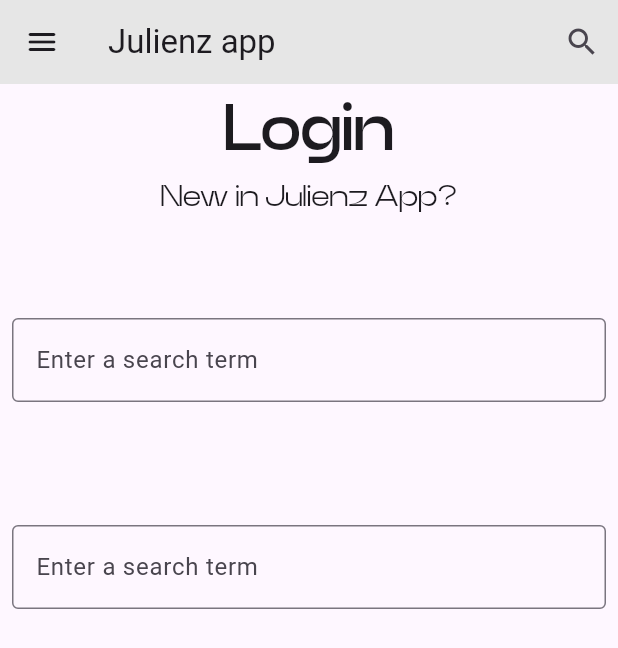
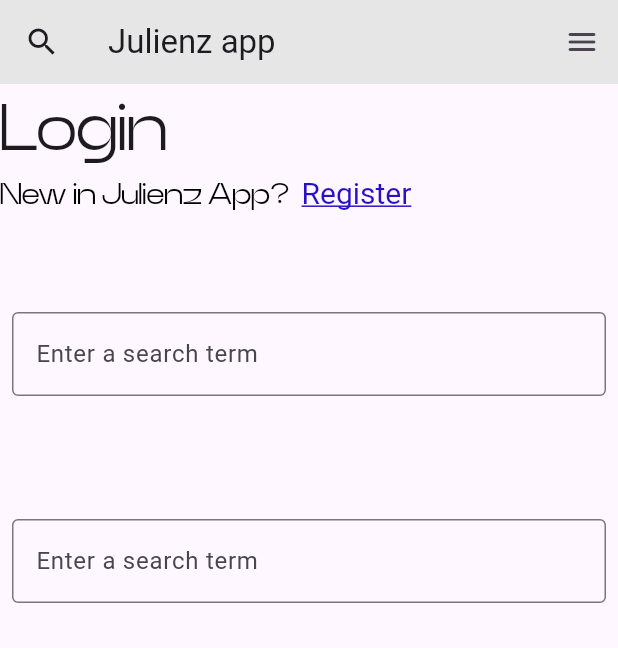
Before and after one commit to ju-lienz/login-app, a Flutter app: the screen it shows after launch, on a phone screen of 412 x 824 dp. Shown: the top 648 px of the screen. Run offline on Flutter 3.47's test engine with Material 2 defaults, Android fonts, the phone set to English and light mode, and no system bars.

Commit message:
correct main texts

```diff
--- a/lib/screens/home.dart
+++ b/lib/screens/home.dart
@@ -1,32 +1,54 @@
+import 'package:flutter/gestures.dart';
 import 'package:flutter/material.dart';
+import 'package:login_app/constants/colors.dart';
 
-class BuildBody extends StatelessWidget {
+class BuildBody extends StatefulWidget {
   const BuildBody({
     super.key,
   });
 
   @override
+  State<BuildBody> createState() => _BuildBodyState();
+}
+
+class _BuildBodyState extends State<BuildBody> {
+  @override
   Widget build(BuildContext context) {
-    return const Center(
+    return Center(
+      child: Align(
         child: Column(
+          crossAxisAlignment: CrossAxisAlignment.start,
           children: [
-          Text(
+            const Text(
               'Login',
-            style: TextStyle(
-                fontSize: 43,
-                fontWeight: FontWeight.bold,
-                fontFamily: 'Neue Power'),
+              style: TextStyle(fontSize: 43, fontFamily: 'Neue Power'),
             ),
-          Text(
-            'New in Julienz App?',
-            style: TextStyle(
+            RichText(
+              text: TextSpan(
+                style: const TextStyle(
                   fontFamily: 'Neue Power',
                   fontSize: 20,
                   fontWeight: FontWeight.w400,
+                  color: Colors.black,
+                ),
+                children: [
+                  const TextSpan(text: 'New in Julienz App?  '),
+                  TextSpan(
+                    text: 'Register',
+                    style: const TextStyle(
+                      decoration: TextDecoration.underline,
+                      color: primaryColor, // Color del hipervínculo
+                    ),
+                    recognizer: TapGestureRecognizer()
+                      ..onTap = () {
+                        print('Haz clickeado en Register');
+                      },
+                  )
+                ],
               ),
             ),
-          SizedBox(height: 50.0),
-          Padding(
+            const SizedBox(height: 50.0),
+            const Padding(
               padding: EdgeInsets.symmetric(horizontal: 8, vertical: 16),
               child: TextField(
                 decoration: InputDecoration(
@@ -35,8 +57,8 @@ class BuildBody extends StatelessWidget {
                 ),
               ),
             ),
-          SizedBox(height: 50.0),
-          Padding(
+            const SizedBox(height: 50.0),
+            const Padding(
               padding: EdgeInsets.symmetric(horizontal: 8, vertical: 16),
               child: TextField(
                 decoration: InputDecoration(
@@ -47,6 +69,7 @@ class BuildBody extends StatelessWidget {
             ),
           ],
         ),
+      ),
     );
   }
 }
--- a/lib/widgets/app_bar.dart
+++ b/lib/widgets/app_bar.dart
@@ -13,12 +13,12 @@ class BuildAppBar extends StatelessWidget implements PreferredSizeWidget {
       backgroundColor: whiteColor,
       title: const Text('Julienz app'),
       leading: IconButton(
-        icon: const Icon(Icons.menu_rounded), // Icono izquierdo
+        icon: const Icon(Icons.search), // Icono izquierdo
         onPressed: () {},
       ),
       actions: <Widget>[
         IconButton(
-          icon: const Icon(Icons.search), // Icono derecho
+          icon: const Icon(Icons.menu_rounded), // Icono derecho
           onPressed: () {},
         ),
       ],
```
Lines whose indentation alone changed are shown as unchanged.
